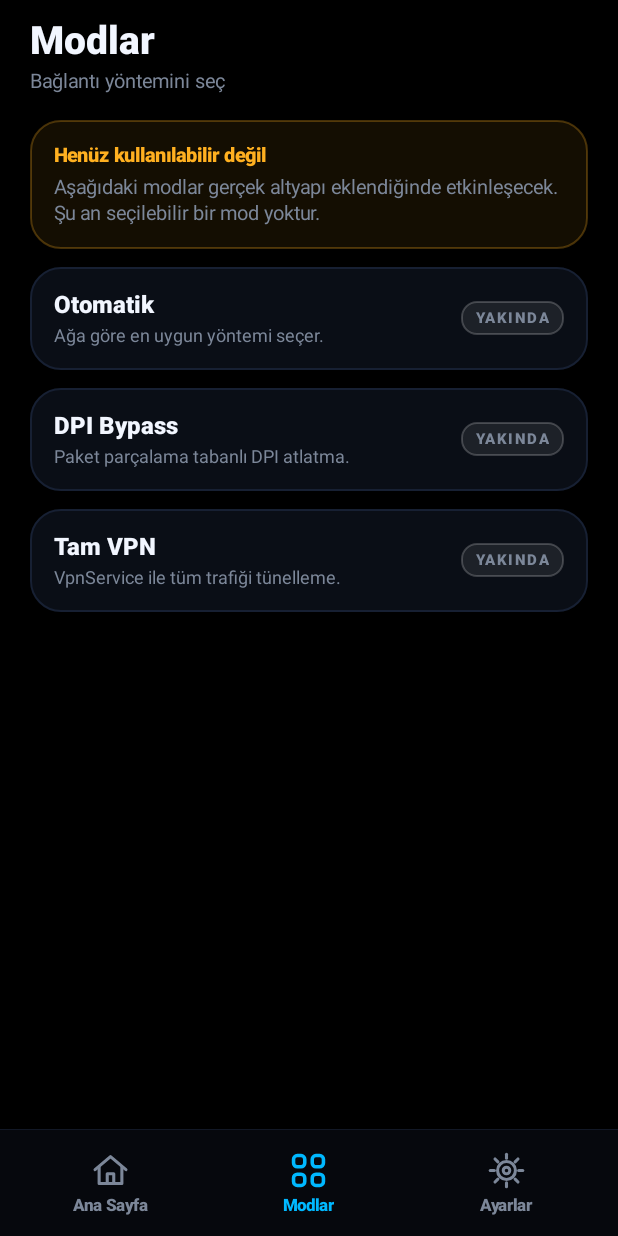
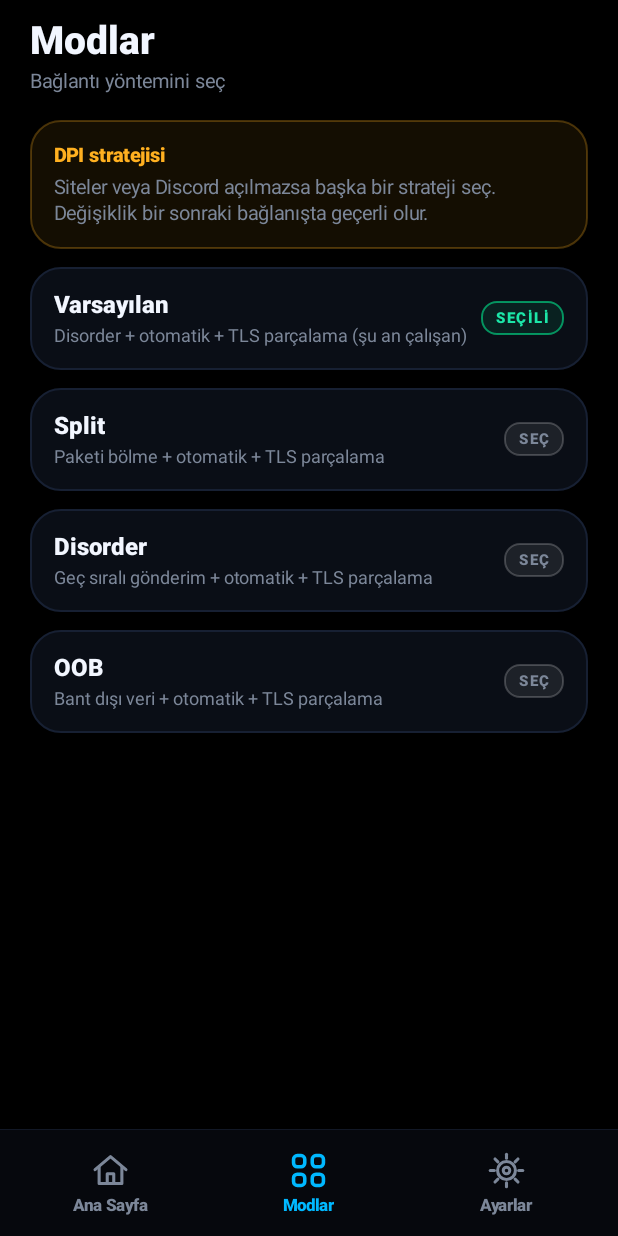
Before and after one commit to valehhdoth/VaxoDPI, an Android app: the screen it shows after launch (MainActivity), after a tap on "Modlar", on a phone screen of 412 x 824 dp. Run offline under Robolectric (Android 15) with nearby library versions, the light colour scheme and no system bars; 1 other tap on this screen came first.

Commit message:
Add app icon, DPI strategy picker, real status labels

```diff
--- a/app/src/main/AndroidManifest.xml
+++ b/app/src/main/AndroidManifest.xml
@@ -4,6 +4,8 @@
     <uses-permission android:name="android.permission.INTERNET" />
 
     <application
+        android:icon="@mipmap/ic_launcher"
+        android:roundIcon="@mipmap/ic_launcher"
         android:label="VaxoDPI"
         android:theme="@android:style/Theme.Material.Light.NoActionBar"
         android:usesCleartextTraffic="true">
--- a/app/src/main/java/xyz/valeh/vaxodpi/MainActivity.java
+++ b/app/src/main/java/xyz/valeh/vaxodpi/MainActivity.java
@@ -405,8 +405,8 @@ public class MainActivity extends Activity {
         noticeCard = card(16);
         noticeCard.setBackground(round(0x120A84FF, 20, 0x3300B8FF));
         noticeCard.addView(tv("Altyapı durumu", 13, ACCENT, true));
-        TextView nt = tv("Gerçek VPN/DPI altyapısı henüz bağlı değil. BAĞLAN'a basmak gerçek "
-                + "bir bağlantı kurmaz. Ağ ölçümü yapılmadığı için istatistikler \"--\" gösterilir.",
+        TextView nt = tv("VPN ve ByeDPI altyapısı aktif. BAĞLAN'a basınca tünel kurulur. "
+                + "İstatistikler tünel sayaçlarından hesaplanır.",
                 13, MUTED, false);
         nt.setLineSpacing(0, 1.15f);
         noticeCard.addView(nt, lp(MATCH, WRAP, 6));
@@ -445,6 +445,80 @@ public class MainActivity extends Activity {
         statUnits[idx].setText(unit);
         statValues[idx].setAlpha(0.55f);
         statValues[idx].animate().alpha(1f).setDuration(260).start();
+    }
+
+    private long lastTxBytes = 0L, lastRxBytes = 0L;
+    private long lastStatTime = 0L, lastPingTime = 0L;
+
+    private void updateRealStats() {
+        long[] st;
+        try {
+            st = TProxyService.TProxyGetStats();
+        } catch (Throwable e) {
+            return;
+        }
+        if (st == null || st.length < 4) return;
+
+        long now = SystemClock.elapsedRealtime();
+        if (lastStatTime > 0) {
+            double dt = (now - lastStatTime) / 1000.0;
+            if (dt > 0) {
+                double dl = Math.max(0, st[3] - lastRxBytes) * 8.0 / 1e6 / dt;
+                double ul = Math.max(0, st[1] - lastTxBytes) * 8.0 / 1e6 / dt;
+                setStat(0, String.format(Locale.US, "%.2f", dl), "Mbps");
+                setStat(1, String.format(Locale.US, "%.2f", ul), "Mbps");
+            }
+        }
+        lastStatTime = now;
+        lastTxBytes = st[1];
+        lastRxBytes = st[3];
+
+        double mb = (st[1] + st[3]) / 1048576.0;
+        if (mb < 1024) {
+            setStat(3, String.format(Locale.US, "%.1f", mb), "MB");
+        } else {
+            setStat(3, String.format(Locale.US, "%.2f", mb / 1024.0), "GB");
+        }
+
+        if (now - lastPingTime >= 5000) {
+            lastPingTime = now;
+            startPing();
+        }
+    }
+
+    private void startPing() {
+        new Thread(new Runnable() {
+            @Override public void run() {
+                String result = "--";
+                try (java.net.Socket sock = new java.net.Socket()) {
+                    sock.connect(new java.net.InetSocketAddress("127.0.0.1", 1080), 2000);
+                    sock.setSoTimeout(3000);
+                    java.io.OutputStream o = sock.getOutputStream();
+                    java.io.InputStream in = sock.getInputStream();
+                    o.write(new byte[]{5, 1, 0});
+                    o.flush();
+                    byte[] r = new byte[2];
+                    if (in.read(r) == 2) {
+                        long t0 = SystemClock.elapsedRealtime();
+                        o.write(new byte[]{5, 1, 0, 1, 1, 1, 1, 1, 0x01, (byte) 0xBB});
+                        o.flush();
+                        byte[] c = new byte[10];
+                        int n = in.read(c);
+                        long ms = SystemClock.elapsedRealtime() - t0;
+                        if (n > 1 && c[1] == 0) result = String.valueOf(ms);
+                    }
+                } catch (Throwable ignored) {
+                }
+                final String shown = result;
+                handler.post(new Runnable() {
+                    @Override public void run() {
+                        if (state == State.CONNECTED && !demoMode) {
+                            setStat(2, shown, "ms");
+                        }
+                    }
+                });
+            }
+        }, "VaxoDPI-Ping").start();
     }
 
     private void clearStats() {
@@ -492,17 +566,77 @@ public class MainActivity extends Activity {
 
         LinearLayout info = card(16);
         info.setBackground(round(0x14FFB020, 20, 0x44FFB020));
-        info.addView(tv("Henüz kullanılabilir değil", 13, AMBER, true));
-        TextView it = tv("Aşağıdaki modlar gerçek altyapı eklendiğinde etkinleşecek. "
-                + "Şu an seçilebilir bir mod yoktur.", 13, MUTED, false);
+        info.addView(tv("DPI stratejisi", 13, AMBER, true));
+        TextView it = tv("Siteler veya Discord açılmazsa başka bir strateji seç. "
+                + "Değişiklik bir sonraki bağlanışta geçerli olur.", 13, MUTED, false);
         it.setLineSpacing(0, 1.15f);
         info.addView(it, lp(MATCH, WRAP, 6));
         col.addView(info, lp(MATCH, WRAP, 18));
 
-        col.addView(modeCard("Otomatik", "Ağa göre en uygun yöntemi seçer."), lp(MATCH, WRAP, 12));
-        col.addView(modeCard("DPI Bypass", "Paket parçalama tabanlı DPI atlatma."), lp(MATCH, WRAP, 12));
-        col.addView(modeCard("Tam VPN", "VpnService ile tüm trafiği tünelleme."), lp(MATCH, WRAP, 12));
+        addStrategyCards(col);
+
+
         return scrollOf(col);
+    }
+
+    private final java.util.ArrayList<TextView> stratChips = new java.util.ArrayList<>();
+
+    private int currentStrategy() {
+        return getSharedPreferences("vaxodpi", MODE_PRIVATE).getInt("strategy", 0);
+    }
+
+    private void refreshStrategyChips() {
+        int cur = currentStrategy();
+        for (int i = 0; i < stratChips.size(); i++) {
+            TextView chip = stratChips.get(i);
+            if (i == cur) {
+                chip.setText("SEÇİLİ");
+                chip.setTextColor(GREEN);
+                chip.setBackground(round(0x1400FF9C, 10, 0x8800FF9C));
+            } else {
+                chip.setText("SEÇ");
+                chip.setTextColor(MUTED);
+                chip.setBackground(round(0x14FFFFFF, 10, 0x33FFFFFF));
+            }
+        }
+    }
+
+    private void addStrategyCards(LinearLayout col) {
+        stratChips.clear();
+        for (int i = 0; i < VaxoVpnService.STRATEGY_NAMES.length; i++) {
+            final int idx = i;
+            LinearLayout c = card(16);
+            c.setOrientation(LinearLayout.HORIZONTAL);
+            c.setGravity(Gravity.CENTER_VERTICAL);
+            c.setClickable(true);
+            press(c);
+
+            LinearLayout txt = new LinearLayout(this);
+            txt.setOrientation(LinearLayout.VERTICAL);
+            txt.addView(tv(VaxoVpnService.STRATEGY_NAMES[i], 16, TEXT, true));
+            txt.addView(tv(VaxoVpnService.STRATEGY_DESCS[i], 12, MUTED, false), lp(WRAP, WRAP, 4));
+            c.addView(txt, new LinearLayout.LayoutParams(0, WRAP, 1f));
+
+            TextView chip = tv("", 10, MUTED, true);
+            chip.setLetterSpacing(0.1f);
+            chip.setPadding(dp(10), dp(5), dp(10), dp(5));
+            stratChips.add(chip);
+            c.addView(chip);
+
+            c.setOnClickListener(new View.OnClickListener() {
+                @Override public void onClick(View v) {
+                    getSharedPreferences("vaxodpi", MODE_PRIVATE)
+                            .edit().putInt("strategy", idx).apply();
+                    refreshStrategyChips();
+                    String msg = (state != State.DISCONNECTED)
+                            ? "Yeni strateji için bağlantıyı kesip yeniden bağlan."
+                            : "Strateji seçildi: " + VaxoVpnService.STRATEGY_NAMES[idx];
+                    Toast.makeText(MainActivity.this, msg, Toast.LENGTH_SHORT).show();
+                }
+            });
+            col.addView(c, lp(MATCH, WRAP, 12));
+        }
+        refreshStrategyChips();
     }
 
     private View modeCard(final String title, String desc) {
@@ -569,9 +703,9 @@ public class MainActivity extends Activity {
         // Altyapı durumu
         LinearLayout status = card(16);
         status.addView(tv("Altyapı durumu", 13, ACCENT, true));
-        status.addView(infoRow("VpnService", "Eklenmedi", RED), lp(MATCH, WRAP, 12));
-        status.addView(infoRow("DPI bypass motoru", "Eklenmedi", RED), lp(MATCH, WRAP, 10));
-        status.addView(infoRow("Ağ ölçümü", "Yok", RED), lp(MATCH, WRAP, 10));
+        status.addView(infoRow("VpnService", "Aktif", GREEN), lp(MATCH, WRAP, 12));
+        status.addView(infoRow("DPI bypass motoru", "Aktif (ByeDPI)", GREEN), lp(MATCH, WRAP, 10));
+        status.addView(infoRow("Ağ ölçümü", "Aktif", GREEN), lp(MATCH, WRAP, 10));
         status.addView(infoRow("Sürüm", VERSION, TEXT), lp(MATCH, WRAP, 10));
         col.addView(status, lp(MATCH, WRAP, 12));
 
@@ -758,7 +892,7 @@ public class MainActivity extends Activity {
         @Override public void run() {
             if (state != State.CONNECTED) return;
             updateTimer();
-            if (demoMode) setStatsDemo();
+            if (demoMode) setStatsDemo(); else updateRealStats();
             handler.postDelayed(this, 1000);
         }
     };
@@ -804,6 +938,8 @@ public class MainActivity extends Activity {
 
     private void applyState(State s) {
         state = s;
+        lastStatTime = 0L;
+        lastPingTime = 0L;
         handler.removeCallbacks(ticker);
 
         int color;
--- a/app/src/main/java/xyz/valeh/vaxodpi/VaxoVpnService.java
+++ b/app/src/main/java/xyz/valeh/vaxodpi/VaxoVpnService.java
@@ -22,6 +22,19 @@ public final class VaxoVpnService extends VpnService {
             "xyz.valeh.vaxodpi.STATUS";
     public static final String EXTRA_STATE = "state";
     public static final String EXTRA_MESSAGE = "message";
+
+    public static final String[] STRATEGY_NAMES = {
+        "Varsayılan", "Split", "Disorder", "OOB"};
+    public static final String[] STRATEGY_DESCS = {
+        "Disorder + otomatik + TLS parçalama (şu an çalışan)",
+        "Paketi bölme + otomatik + TLS parçalama",
+        "Geç sıralı gönderim + otomatik + TLS parçalama",
+        "Bant dışı veri + otomatik + TLS parçalama"};
+    public static final String[] STRATEGY_ARGS = {
+        "--disorder 1 --auto=torst --tlsrec 1+s",
+        "--split 1+s --auto=torst --tlsrec 1+s",
+        "--disorder 1+s --auto=torst --tlsrec 1+s",
+        "--oob 1+s --auto=torst --tlsrec 1+s"};
 
     private void sendStatus(String state, String message) {
         Intent statusIntent = new Intent(ACTION_STATUS);
@@ -125,9 +138,7 @@ public final class VaxoVpnService extends VpnService {
 
         // Önce yerel ByeDPI SOCKS5 sunucusunu başlat.
         proxyFd = ByeDpiProxy.jniCreateSocketWithCommandLine(
-                new String[]{"-i", "127.0.0.1", "-p", "1080",
-                        "--disorder", "1", "--auto=torst",
-                        "--tlsrec", "1+s"}
+                buildArgs()
         );
 
         if (proxyFd < 0) {
@@ -203,6 +214,17 @@ public final class VaxoVpnService extends VpnService {
         startDiagnostics();
         sendStatus("connected",
                 "Tünel başlatıldı; trafik aktarımı henüz doğrulanmadı.");
+    }
+
+    private String[] buildArgs() {
+        int idx = getSharedPreferences("vaxodpi", MODE_PRIVATE)
+                .getInt("strategy", 0);
+        if (idx < 0 || idx >= STRATEGY_ARGS.length) idx = 0;
+        java.util.ArrayList<String> a = new java.util.ArrayList<>();
+        a.add("-i"); a.add("127.0.0.1"); a.add("-p"); a.add("1080");
+        for (String x : STRATEGY_ARGS[idx].split(" ")) a.add(x);
+        flog("Strateji: " + STRATEGY_NAMES[idx]);
+        return a.toArray(new String[0]);
     }
 
     private File copyConfig() throws IOException {
```
Also changed, not shown: app/src/main/res/mipmap-hdpi/ic_launcher.png (added), app/src/main/res/mipmap-mdpi/ic_launcher.png (added), app/src/main/res/mipmap-xhdpi/ic_launcher.png (added), app/src/main/res/mipmap-xxhdpi/ic_launcher.png (added), app/src/main/res/mipmap-xxxhdpi/ic_launcher.png (added).
